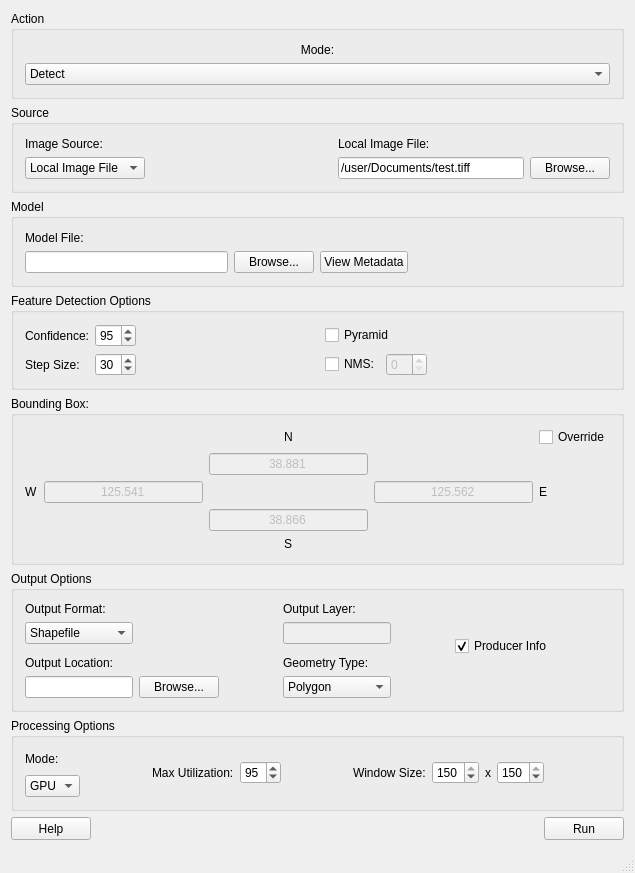
This is ui/mainwindow.ui in DigitalGlobe/GGD-OpenSpaceNet as Qt 5 draws it before an edit. The edited form follows.
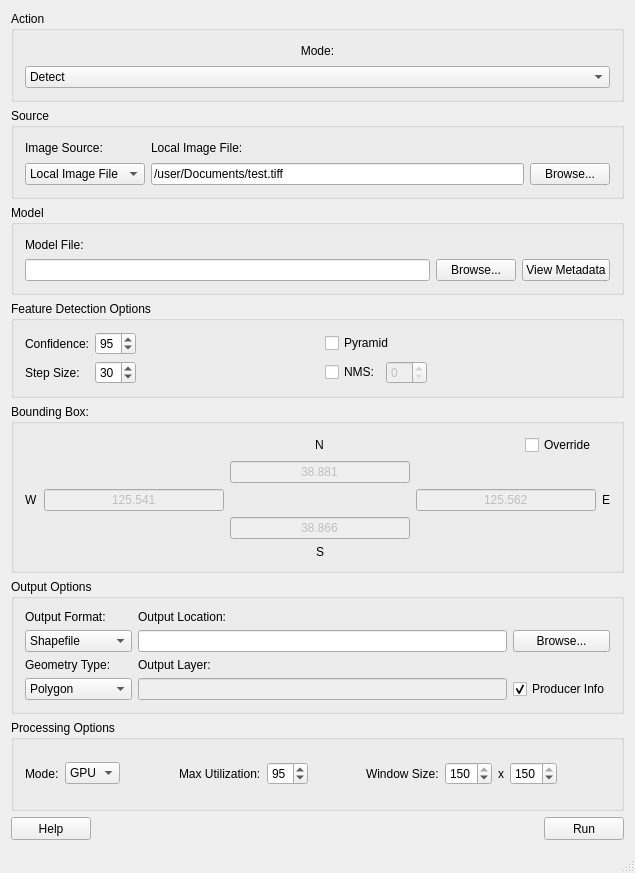
This is the edited form. Icons and pictures are not drawn.

Commit message: some layout changes based on feedback from the team

The edit to the form file:
```diff
--- a/ui/mainwindow.ui
+++ b/ui/mainwindow.ui
@@ -64,19 +64,6 @@
          </property>
         </widget>
        </item>
-       <item row="1" column="3">
-        <spacer name="modelSpacer">
-         <property name="orientation">
-          <enum>Qt::Horizontal</enum>
-         </property>
-         <property name="sizeHint" stdset="0">
-          <size>
-           <width>40</width>
-           <height>20</height>
-          </size>
-         </property>
-        </spacer>
-       </item>
       </layout>
      </widget>
     </item>
@@ -95,7 +82,7 @@
        <bool>true</bool>
       </property>
       <layout class="QGridLayout" name="gridLayout_8">
-       <item row="0" column="4">
+       <item row="0" column="7">
         <spacer name="processingOptionsSpacer2">
          <property name="orientation">
           <enum>Qt::Horizontal</enum>
@@ -115,48 +102,64 @@
          </property>
         </widget>
        </item>
-       <item row="0" column="2" rowspan="2">
+       <item row="0" column="15">
+        <spacer name="processingOptionsGroupBox_2">
+         <property name="orientation">
+          <enum>Qt::Horizontal</enum>
+         </property>
+         <property name="sizeHint" stdset="0">
+          <size>
+           <width>40</width>
+           <height>20</height>
+          </size>
+         </property>
+        </spacer>
+       </item>
+       <item row="0" column="2">
+        <spacer name="processingOptionsSpacer1">
+         <property name="orientation">
+          <enum>Qt::Horizontal</enum>
+         </property>
+         <property name="sizeHint" stdset="0">
+          <size>
+           <width>40</width>
+           <height>20</height>
+          </size>
+         </property>
+        </spacer>
+       </item>
+       <item row="0" column="4">
         <widget class="QLabel" name="maxUtilizationLabel">
          <property name="text">
           <string>Max Utilization:</string>
          </property>
         </widget>
        </item>
-       <item row="0" column="3" rowspan="2">
+       <item row="0" column="6">
         <widget class="QSpinBox" name="maxUtilizationSpinBox">
          <property name="value">
           <number>95</number>
          </property>
         </widget>
        </item>
-       <item row="0" column="7" rowspan="2" alignment="Qt::AlignHCenter">
-        <widget class="QLabel" name="windowSizeXLabel">
-         <property name="text">
-          <string>x</string>
+       <item row="0" column="9">
+        <widget class="QSpinBox" name="windowSizeSpinBox1">
+         <property name="maximum">
+          <number>150</number>
          </property>
-         <property name="alignment">
-          <set>Qt::AlignCenter</set>
+         <property name="value">
+          <number>150</number>
          </property>
         </widget>
        </item>
-       <item row="0" column="5" rowspan="2" alignment="Qt::AlignRight">
+       <item row="0" column="8">
         <widget class="QLabel" name="windowSizeLabel">
          <property name="text">
           <string>Window Size:</string>
          </property>
         </widget>
        </item>
-       <item row="0" column="6" rowspan="2">
-        <widget class="QSpinBox" name="windowSizeSpinBox1">
-         <property name="maximum">
-          <number>150</number>
-         </property>
-         <property name="value">
-          <number>150</number>
-         </property>
-        </widget>
-       </item>
-       <item row="0" column="8" rowspan="2" alignment="Qt::AlignHCenter">
+       <item row="0" column="11">
         <widget class="QSpinBox" name="windowSizeSpinBox2">
          <property name="maximum">
           <number>150</number>
@@ -166,7 +169,7 @@
          </property>
         </widget>
        </item>
-       <item row="1" column="0">
+       <item row="0" column="1">
         <widget class="QComboBox" name="processingModeComboBox">
          <item>
           <property name="text">
@@ -180,31 +183,15 @@
          </item>
         </widget>
        </item>
-       <item row="0" column="9">
-        <spacer name="processingOptionsGroupBox_2">
-         <property name="orientation">
-          <enum>Qt::Horizontal</enum>
+       <item row="0" column="10">
+        <widget class="QLabel" name="windowSizeXLabel">
+         <property name="text">
+          <string>x</string>
          </property>
-         <property name="sizeHint" stdset="0">
-          <size>
-           <width>40</width>
-           <height>20</height>
-          </size>
+         <property name="alignment">
+          <set>Qt::AlignCenter</set>
          </property>
-        </spacer>
-       </item>
-       <item row="0" column="1">
-        <spacer name="processingOptionsSpacer1">
-         <property name="orientation">
-          <enum>Qt::Horizontal</enum>
-         </property>
-         <property name="sizeHint" stdset="0">
-          <size>
-           <width>40</width>
-           <height>20</height>
-          </size>
-         </property>
-        </spacer>
+        </widget>
        </item>
       </layout>
      </widget>
@@ -276,13 +263,6 @@
          </property>
         </widget>
        </item>
-       <item row="0" column="4">
-        <widget class="QCheckBox" name="bboxOverrideCheckBox">
-         <property name="text">
-          <string>Override</string>
-         </property>
-        </widget>
-       </item>
        <item row="3" column="2">
         <widget class="QLineEdit" name="bboxSouthLineEdit">
          <property name="enabled">
@@ -356,6 +336,13 @@
          </property>
         </widget>
        </item>
+       <item row="0" column="3" alignment="Qt::AlignRight">
+        <widget class="QCheckBox" name="bboxOverrideCheckBox">
+         <property name="text">
+          <string>Override</string>
+         </property>
+        </widget>
+       </item>
       </layout>
       <zorder>bboxEastLineEdit</zorder>
       <zorder>bboxWestLineEdit</zorder>
@@ -516,21 +503,21 @@
          </item>
         </widget>
        </item>
-       <item row="1" column="2">
+       <item row="1" column="1">
         <widget class="QLineEdit" name="localImageFileLineEdit">
          <property name="text">
           <string>/user/Documents/test.tiff</string>
          </property>
         </widget>
        </item>
-       <item row="0" column="2">
+       <item row="0" column="1">
         <widget class="QLabel" name="localImageFileLabel">
          <property name="text">
           <string>Local Image File:</string>
          </property>
         </widget>
        </item>
-       <item row="1" column="3">
+       <item row="1" column="2">
         <widget class="QPushButton" name="localImageFileBrowseButton">
          <property name="text">
           <string>Browse...</string>
@@ -547,19 +534,6 @@
          </property>
         </widget>
        </item>
-       <item row="1" column="1">
-        <spacer name="imageSourceImageFileSpacer">
-         <property name="orientation">
-          <enum>Qt::Horizontal</enum>
-         </property>
-         <property name="sizeHint" stdset="0">
-          <size>
-           <width>40</width>
-           <height>20</height>
-          </size>
-         </property>
-        </spacer>
-       </item>
       </layout>
      </widget>
     </item>
@@ -604,65 +578,7 @@
        <bool>true</bool>
       </property>
       <layout class="QGridLayout" name="gridLayout_7">
-       <item row="1" column="3">
-        <widget class="QLineEdit" name="outputLayerLineEdit">
-         <property name="enabled">
-          <bool>false</bool>
-         </property>
-        </widget>
-       </item>
-       <item row="3" column="3">
-        <widget class="QLabel" name="geometryTypeLabel">
-         <property name="text">
-          <string>Geometry Type:</string>
-         </property>
-        </widget>
-       </item>
-       <item row="1" column="6">
-        <spacer name="outputOptionsSpacer3">
-         <property name="orientation">
-          <enum>Qt::Horizontal</enum>
-         </property>
-         <property name="sizeHint" stdset="0">
-          <size>
-           <width>40</width>
-           <height>20</height>
-          </size>
-         </property>
-        </spacer>
-       </item>
-       <item row="1" column="5" rowspan="3">
-        <widget class="QCheckBox" name="producerInfoCheckBox">
-         <property name="text">
-          <string>Producer Info</string>
-         </property>
-         <property name="checked">
-          <bool>true</bool>
-         </property>
-        </widget>
-       </item>
-       <item row="4" column="3">
-        <widget class="QComboBox" name="geometryTypeComboBox">
-         <item>
-          <property name="text">
-           <string>Polygon</string>
-          </property>
-         </item>
-         <item>
-          <property name="text">
-           <string>Point</string>
-          </property>
-         </item>
-        </widget>
-       </item>
-       <item row="4" column="1">
-        <widget class="QPushButton" name="outputLocationBrowseButton">
-         <property name="text">
-          <string>Browse...</string>
-         </property>
-        </widget>
-       </item>
-       <item row="1" column="0">
+       <item row="2" column="0">
         <widget class="QComboBox" name="outputFormatComboBox">
          <item>
           <property name="text">
@@ -691,55 +607,74 @@
          </item>
         </widget>
        </item>
-       <item row="4" column="0">
+       <item row="5" column="0">
+        <widget class="QComboBox" name="geometryTypeComboBox">
+         <item>
+          <property name="text">
+           <string>Polygon</string>
+          </property>
+         </item>
+         <item>
+          <property name="text">
+           <string>Point</string>
+          </property>
+         </item>
+        </widget>
+       </item>
+       <item row="2" column="1">
         <widget class="QLineEdit" name="outputLocationLineEdit"/>
        </item>
-       <item row="0" column="3">
-        <widget class="QLabel" name="outputLayerLabel">
+       <item row="4" column="0">
+        <widget class="QLabel" name="geometryTypeLabel">
          <property name="text">
-          <string>Output Layer:</string>
+          <string>Geometry Type:</string>
          </property>
         </widget>
        </item>
-       <item row="1" column="4">
-        <spacer name="outputOptionsSpacer2">
-         <property name="orientation">
-          <enum>Qt::Horizontal</enum>
-         </property>
-         <property name="sizeHint" stdset="0">
-          <size>
-           <width>40</width>
-           <height>20</height>
-          </size>
-         </property>
-        </spacer>
-       </item>
-       <item row="0" column="0">
+       <item row="1" column="0">
         <widget class="QLabel" name="outputFormatLabel">
          <property name="text">
           <string>Output Format:</string>
          </property>
         </widget>
        </item>
-       <item row="3" column="0">
+       <item row="4" column="1">
+        <widget class="QLabel" name="outputLayerLabel">
+         <property name="text">
+          <string>Output Layer:</string>
+         </property>
+        </widget>
+       </item>
+       <item row="1" column="1">
         <widget class="QLabel" name="outputLocationLabel">
          <property name="text">
           <string>Output Location:</string>
          </property>
         </widget>
        </item>
-       <item row="4" column="2">
-        <spacer name="outputOptionsSpacer1">
-         <property name="orientation">
-          <enum>Qt::Horizontal</enum>
+       <item row="5" column="1">
+        <widget class="QLineEdit" name="outputLayerLineEdit">
+         <property name="enabled">
+          <bool>false</bool>
          </property>
-         <property name="sizeHint" stdset="0">
-          <size>
-           <width>40</width>
-           <height>20</height>
-          </size>
+        </widget>
+       </item>
+       <item row="2" column="4">
+        <widget class="QPushButton" name="outputLocationBrowseButton">
+         <property name="text">
+          <string>Browse...</string>
          </property>
-        </spacer>
+        </widget>
+       </item>
+       <item row="5" column="4">
+        <widget class="QCheckBox" name="producerInfoCheckBox">
+         <property name="text">
+          <string>Producer Info</string>
+         </property>
+         <property name="checked">
+          <bool>true</bool>
+         </property>
+        </widget>
        </item>
       </layout>
      </widget>
```
Left out of the diff: 2 changed lines with no effect on the pictures.
